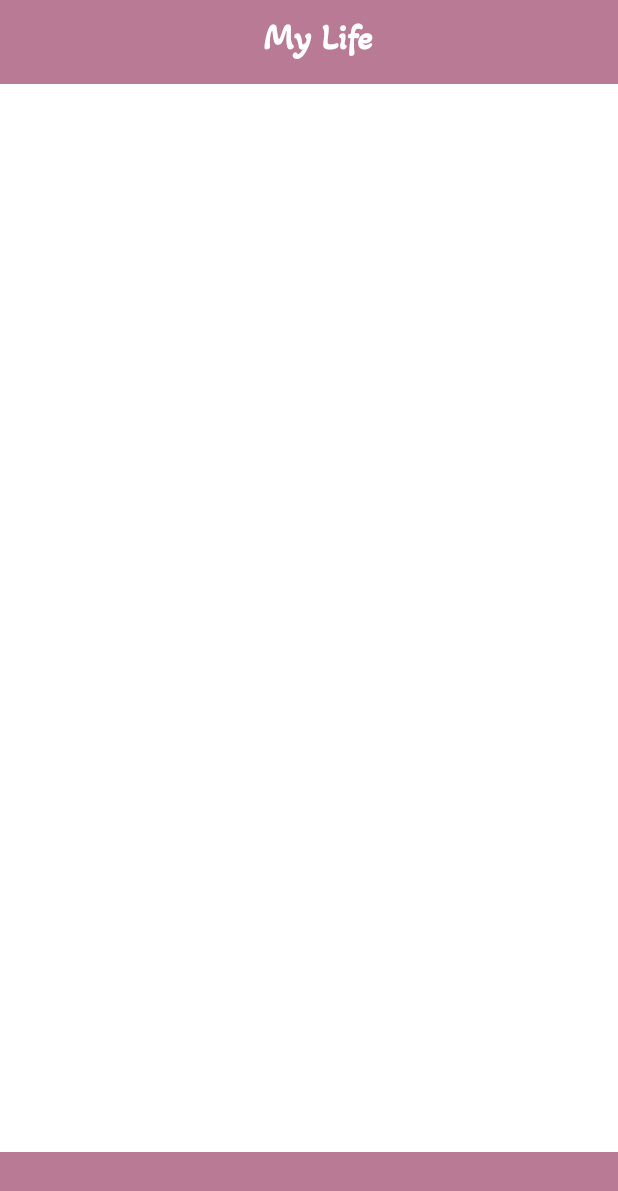
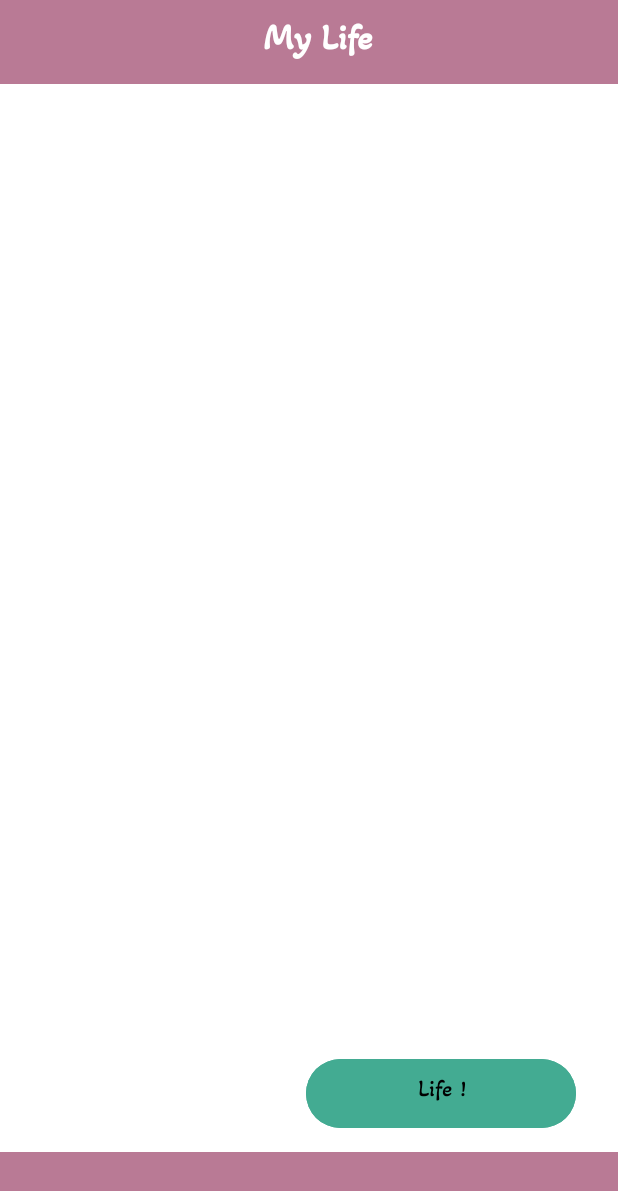
Before and after one commit to Dubey1209/MyIntroFolio, an Android app: the MyLife screen opened directly, with no data from a screen before it, on a phone screen of 412 x 824 dp. Shown: the top 1191 px of the screen. Run offline under Robolectric (Android 15) with nearby library versions, the light colour scheme and no system bars.

Commit message:
MyLife Layout: Button Added for Toast.

```diff
--- a/app/src/main/res/layout/activity_my_life.xml
+++ b/app/src/main/res/layout/activity_my_life.xml
@@ -36,6 +36,22 @@
         app:layout_constraintStart_toStartOf="parent" />
 
 
+    <Button
+        android:id="@+id/toast_3"
+        android:layout_width="180dp"
+        android:layout_height="wrap_content"
+        android:layout_marginEnd="28dp"
+        android:backgroundTint="@color/toast_3"
+        android:fontFamily="@font/akaya_telivigala"
+        android:paddingVertical="8dp"
+        android:text="@string/toast_3"
+        android:textColor="@color/black"
+        android:textSize="16sp"
 
+        android:layout_marginBottom="12dp"
+        app:layout_constraintBottom_toTopOf="@+id/bottomnavigation"
+        app:layout_constraintEnd_toEndOf="parent"
+        app:layout_constraintHorizontal_bias="1.0"
+        app:layout_constraintStart_toStartOf="parent" />
 
 </androidx.constraintlayout.widget.ConstraintLayout>
--- a/app/src/main/res/values/colors.xml
+++ b/app/src/main/res/values/colors.xml
@@ -10,6 +10,6 @@
     <color name="grey">#5C6E91</color>
     <color name="toast_1">#BBDED6</color>
     <color name="toast_2">#A7727D</color>
-    <color name="toast_3">#FF8787</color>
-    <color name="toast_4">#43AB92</color>
+    <color name="toast_4">#C58940</color>
+    <color name="toast_3">#43AB92</color>
 </resources>
```
